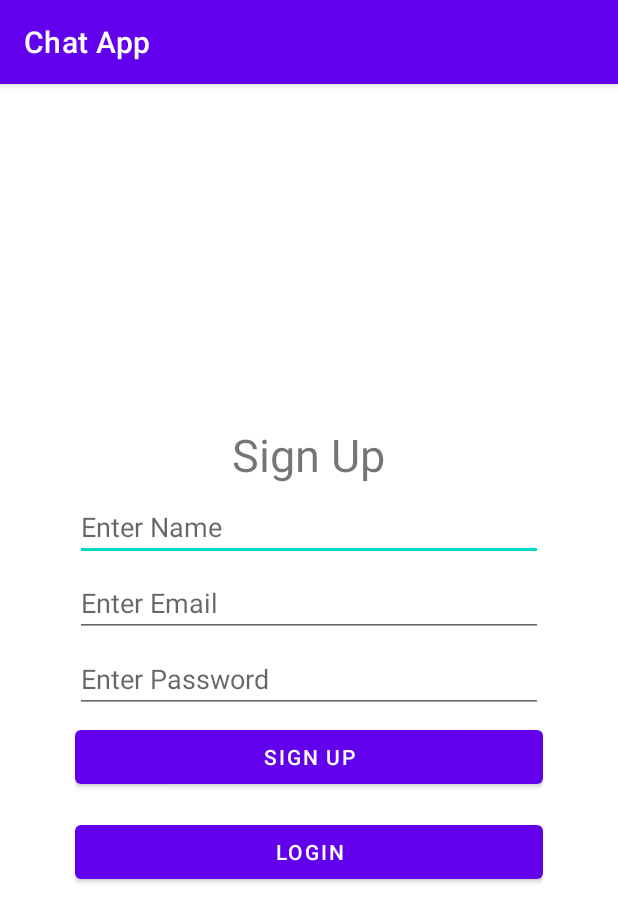
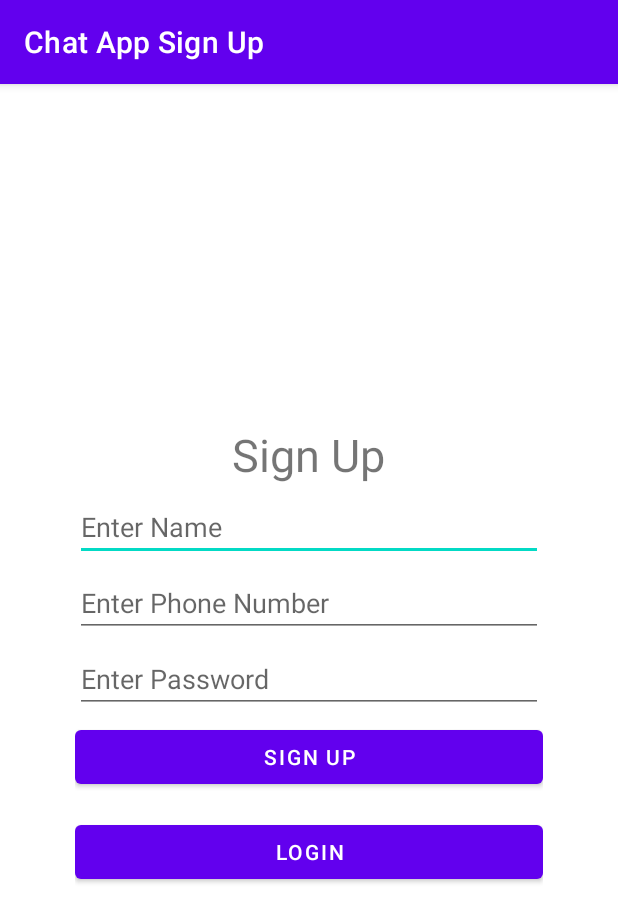
Before and after one commit to ArslanRasheed60/ChatApp-mobile, an Android app: the SignUpActivity screen opened directly, with no data from a screen before it, after a tap on "SIGN UP", on a phone screen of 412 x 824 dp. Shown: the top 922 px of the screen. Run offline under Robolectric (Android 15) with nearby library versions, the phone set to English and light mode, and no system bars; our stand-ins replace Firebase (no records; nobody signed in at launch, a user with empty details on screens opened directly); 1 statement that could not run was skipped.

Commit message:
Adding phone number instead of email in firebase authentication

```diff
--- a/app/src/main/java/com/example/chatapp/Globals.java
+++ b/app/src/main/java/com/example/chatapp/Globals.java
@@ -24,5 +24,9 @@ public class Globals {
 
     //firebase persistance enabled
     public static Boolean isPersistenceEnabled = false;
+    //firebase constants
+    public static String Full_Name = "full_name";
+    public static final String Email_Extension = "@chatapp.com";
+    public static final String CHAT_DB = "ChatDb";
 
 }
--- a/app/src/main/java/com/example/chatapp/signUp/SignUpActivity.java
+++ b/app/src/main/java/com/example/chatapp/signUp/SignUpActivity.java
@@ -3,6 +3,7 @@ package com.example.chatapp.signUp;
 import androidx.annotation.NonNull;
 import androidx.appcompat.app.AppCompatActivity;
 
+import android.annotation.SuppressLint;
 import android.content.Intent;
 import android.os.Bundle;
 import android.text.TextUtils;
@@ -12,6 +13,7 @@ import android.widget.Button;
 import android.widget.EditText;
 import android.widget.Toast;
 
+import static com.example.chatapp.Globals.*;
 import com.example.chatapp.ConversationMainActivityLists;
 import com.example.chatapp.R;
 import com.example.chatapp.login.LoginActivity;
@@ -20,20 +22,23 @@ import com.google.android.gms.tasks.Task;
 import com.google.firebase.auth.AuthResult;
 import com.google.firebase.auth.FirebaseAuth;
 import com.google.firebase.auth.FirebaseUser;
+import com.google.firebase.database.DatabaseReference;
+import com.google.firebase.database.FirebaseDatabase;
 import com.google.firebase.ktx.Firebase;
 
 public class SignUpActivity extends AppCompatActivity {
 
-    EditText signUpName, signUpEmail, signUpPassword;
+    EditText signUpName, signUpPhoneNumber, signUpPassword;
     Button login, signUpVerify;
     FirebaseAuth firebaseAuth;
+    @SuppressLint("MissingInflatedId")
     @Override
     protected void onCreate(Bundle savedInstanceState) {
         super.onCreate(savedInstanceState);
         setContentView(R.layout.activity_sign_up);
 
         signUpName = findViewById(R.id.signUpName);
-        signUpEmail = findViewById(R.id.signUpEmail);
+        signUpPhoneNumber = findViewById(R.id.signUpPhoneNumber);
         signUpPassword = findViewById(R.id.signUpPassword);
 
         login = findViewById(R.id.login);
@@ -45,20 +50,29 @@ public class SignUpActivity extends AppCompatActivity {
             @Override
             public void onClick(View view) {
                 String name = signUpName.getText().toString().trim();
-                String email = signUpEmail.getText().toString().trim();
+                String phoneNumber = signUpPhoneNumber.getText().toString().trim();
                 String password = signUpPassword.getText().toString().trim();
 
 
-                if( email.equals("") || password.equals("")){
+                if( name.equals("") || phoneNumber.equals("") || password.equals("")){
                     Toast.makeText(SignUpActivity.this, "Field is Empty", Toast.LENGTH_SHORT).show();
                 }else{
-                    firebaseAuth.createUserWithEmailAndPassword(email, password)
+                    firebaseAuth.createUserWithEmailAndPassword(phoneNumber + Email_Extension, password)
                             .addOnCompleteListener(new OnCompleteListener<AuthResult>() {
                                 @Override
                                 public void onComplete(@NonNull Task<AuthResult> task) {
                                     if (task.isSuccessful()) {
                                         // Sign in success, update UI with the signed-in user's information
                                         FirebaseUser user = firebaseAuth.getCurrentUser();
+                                        //
+                                        if(!isPersistenceEnabled){
+                                            FirebaseDatabase.getInstance().setPersistenceEnabled(true);
+                                            isPersistenceEnabled = true;
+                                        }
+                                        DatabaseReference usersRef = FirebaseDatabase.getInstance().getReference(CHAT_DB);
+                                        usersRef.child(phoneNumber).child(Full_Name).setValue(name);
+                                        usersRef.child(phoneNumber).child(CONVERSATION_TABLE).setValue(null);
+                                        usersRef.child(phoneNumber).child(MESSAGE_TABLE).setValue(null);
                                         //switch to main activity
                                         Intent intent = new Intent(getApplicationContext(), ConversationMainActivityLists.class);
                                         startActivity(intent);
--- a/app/src/main/res/layout/activity_login2.xml
+++ b/app/src/main/res/layout/activity_login2.xml
@@ -19,10 +19,10 @@
         />
 
     <EditText
-        android:id="@+id/loginEmail"
+        android:id="@+id/loginPhoneNumber"
         android:layout_width="match_parent"
         android:layout_height="wrap_content"
-        android:hint="Enter Email"
+        android:hint="Enter Phone Number"
         android:layout_marginBottom="5dp"
 
         />
--- a/app/src/main/res/layout/activity_sign_up.xml
+++ b/app/src/main/res/layout/activity_sign_up.xml
@@ -24,10 +24,10 @@
         android:layout_marginBottom="5dp"
         />
     <EditText
-        android:id="@+id/signUpEmail"
+        android:id="@+id/signUpPhoneNumber"
         android:layout_width="match_parent"
         android:layout_height="wrap_content"
-        android:hint="Enter Email"
+        android:hint="Enter Phone Number"
         android:layout_marginBottom="5dp"
         />
     <EditText
```
Also changed, not shown: app/src/main/AndroidManifest.xml (+14 -11 lines), app/src/main/java/com/example/chatapp/ConversationMainActivityLists.java (+14 -14 lines), app/src/main/java/com/example/chatapp/firebaseDb/ChatFirebaseDAO.java (+27 -13 lines), app/src/main/java/com/example/chatapp/login/LoginActivity.java (+7 -5 lines).
